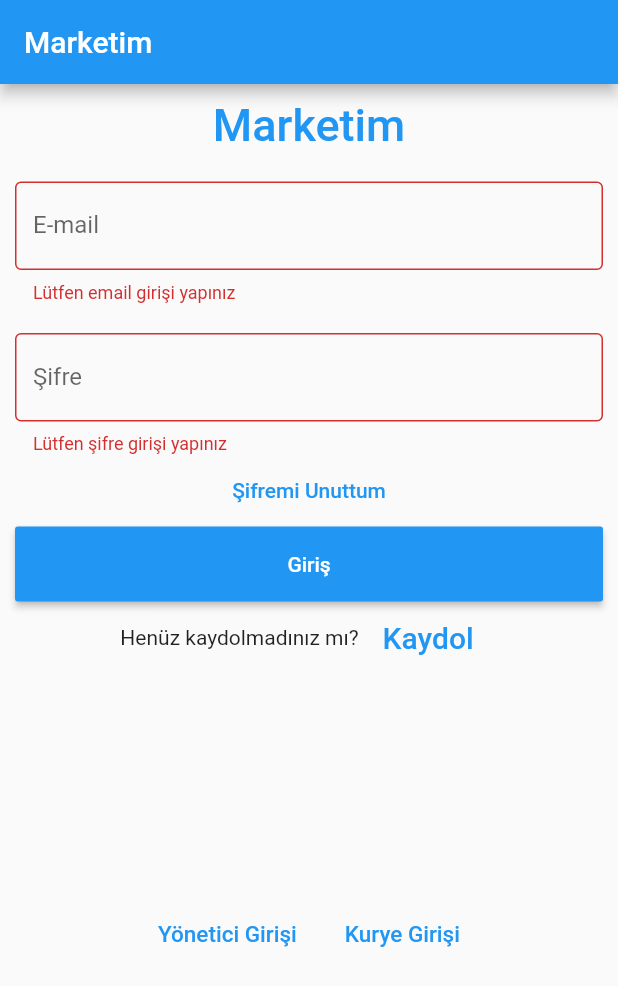
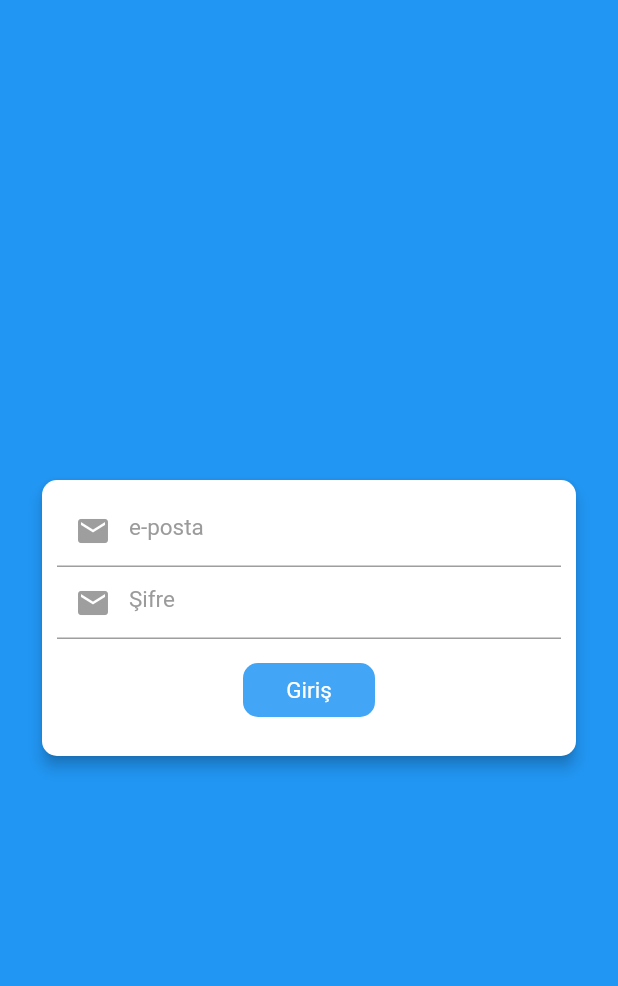
Before and after one commit to ibrahmozdemir1/mobil_final_proje, a Flutter app: the screen it shows after launch, after a tap on "Giriş", after a tap on "Kurye Girişi", on a phone screen of 412 x 824 dp. Shown: the top 986 px of the screen. Run offline on Flutter 3.47's test engine with Material 2 defaults, Android fonts, the phone set to English and light mode, and no system bars; our stand-ins replace firebase_auth, firebase_core; accounts and stored records are empty; project files that could hold a hidden picture were left out.

Commit message:
Kurye giriş ekranı ve kurye ana ekranı oluşturuldu ve firebase'e bağlandı.

```diff
--- /dev/null
+++ b/lib/pages/kurye_giris.dart
@@ -0,0 +1,129 @@
+import 'package:flutter/material.dart';
+import 'package:firebase_auth/firebase_auth.dart';
+import 'package:mobil_final_proje/pages/kuye_ekrani.dart';
+
+class KuryeGiris extends StatefulWidget {
+  @override
+  _KuryeGirisState createState() => _KuryeGirisState();
+}
+
+class _KuryeGirisState extends State<KuryeGiris> {
+  String _email, _password;
+  final GlobalKey<FormState> _formKey = GlobalKey<FormState>();
+  @override
+  Widget build(BuildContext context) {
+    return Scaffold(
+      body: Container(
+        color: Colors.blue,
+        child: Padding(
+          padding: const EdgeInsets.all(8.0),
+          child: Column(
+            mainAxisAlignment: MainAxisAlignment.center,
+            children: <Widget>[
+              Card(
+                elevation: 4.0,
+                color: Colors.white,
+                margin: EdgeInsets.only(left: 20, right: 20),
+                shape: RoundedRectangleBorder(
+                    borderRadius: BorderRadius.circular(10)),
+                child: Padding(
+                    padding: const EdgeInsets.all(10),
+                    child: Column(
+                      mainAxisAlignment: MainAxisAlignment.center,
+                      children: <Widget>[
+                        TextFormField(
+                          validator: (value) => value.isEmpty
+                              ? 'Lütfen email girişi yapınız'
+                              : null,
+                          onSaved: (value) => _email = value,
+                          style: TextStyle(color: Color(0xFF000000)),
+                          cursorColor: Color(0xFF9b9b9b),
+                          keyboardType: TextInputType.text,
+                          obscureText: true,
+                          decoration: InputDecoration(
+                            prefixIcon: Icon(
+                              Icons.email,
+                              color: Colors.grey,
+                            ),
+                            hintText: "e-posta",
+                            hintStyle: TextStyle(
+                              color: Color(0xFF9b9b9b),
+                              fontSize: 15,
+                              fontWeight: FontWeight.normal,
+                            ),
+                          ),
+                        ),
+                        TextFormField(
+                          validator: (value) =>
+                              value.isEmpty ? 'Lütfen şifre giriniz.' : null,
+                          onSaved: (value) => _password = value,
+                          style: TextStyle(color: Color(0xFF000000)),
+                          cursorColor: Color(0xFF9b9b9b),
+                          keyboardType: TextInputType.text,
+                          obscureText: true,
+                          decoration: InputDecoration(
+                            prefixIcon: Icon(
+                              Icons.email,
+                              color: Colors.grey,
+                            ),
+                            hintText: "Şifre",
+                            hintStyle: TextStyle(
+                              color: Color(0xFF9b9b9b),
+                              fontSize: 15,
+                              fontWeight: FontWeight.normal,
+                            ),
+                          ),
+                        ),
+                        Padding(
+                          padding: const EdgeInsets.all(10),
+                          child: FlatButton(
+                            onPressed: () => signIn(),
+                            child: Padding(
+                              padding: EdgeInsets.only(
+                                top: 8,
+                                bottom: 8,
+                                left: 10,
+                                right: 10,
+                              ),
+                              child: Text(
+                                "Giriş",
+                                style: TextStyle(
+                                  color: Colors.white,
+                                  fontSize: 15,
+                                  decoration: TextDecoration.none,
+                                  fontWeight: FontWeight.normal,
+                                ),
+                              ),
+                            ),
+                            color: Colors.blue[400],
+                            shape: new RoundedRectangleBorder(
+                                borderRadius: new BorderRadius.circular(10)),
+                          ),
+                        ),
+                      ],
+                    )),
+              )
+            ],
+          ),
+        ),
+      ),
+    );
+  }
+
+  Future<void> signIn() async {
+    final formState = _formKey.currentState;
+    if (formState.validate()) {
+      //todo login to firebase
+      formState.save();
+      try {
+        // Firebase ile iletişim noktası
+        UserCredential user = await FirebaseAuth.instance
+            .signInWithEmailAndPassword(email: _email, password: _password);
+        Navigator.push(context,
+            MaterialPageRoute(builder: (context) => KuryeEkrani(user: user)));
+      } catch (e) {
+        print(e.toString());
+      }
+    }
+  }
+}
--- /dev/null
+++ b/lib/pages/kuye_ekrani.dart
@@ -0,0 +1,21 @@
+import 'package:firebase_auth/firebase_auth.dart';
+import 'package:flutter/material.dart';
+
+class KuryeEkrani extends StatefulWidget {
+  const KuryeEkrani({Key key, this.user}) : super(key: key);
+  final UserCredential user;
+
+  @override
+  _KuryeEkraniState createState() => _KuryeEkraniState();
+}
+
+class _KuryeEkraniState extends State<KuryeEkrani> {
+  @override
+  Widget build(BuildContext context) {
+    return Scaffold(
+      appBar: AppBar(
+        title: Text('Home ${widget.user.user.email}'),
+      ),
+    );
+  }
+}
--- a/lib/pages/login_page.dart
+++ b/lib/pages/login_page.dart
@@ -1,5 +1,6 @@
 import 'package:firebase_auth/firebase_auth.dart';
 import 'package:flutter/material.dart';
+import 'package:mobil_final_proje/pages/kurye_giris.dart';
 import 'package:mobil_final_proje/pages/yoneticilogin.dart';
 import 'package:mobil_final_proje/pages/kullanıcikayitekrani.dart';
 
@@ -36,7 +37,8 @@ class _State extends State<LoginPage> {
                 Container(
                   padding: EdgeInsets.all(10),
                   child: TextFormField(
-                    validator: (value) => value.isEmpty ? 'Lütfen email girişi yapınız' : null,
+                    validator: (value) =>
+                        value.isEmpty ? 'Lütfen email girişi yapınız' : null,
                     onSaved: (value) => _email = value,
                     decoration: InputDecoration(
                       border: OutlineInputBorder(),
@@ -49,7 +51,7 @@ class _State extends State<LoginPage> {
                   child: TextFormField(
                     obscureText: true,
                     validator: (value) =>
-                    value.isEmpty ? 'Lütfen şifre girişi yapınız' : null,
+                        value.isEmpty ? 'Lütfen şifre girişi yapınız' : null,
                     onSaved: (value) => _password = value,
                     decoration: InputDecoration(
                       border: OutlineInputBorder(),
@@ -85,9 +87,10 @@ class _State extends State<LoginPage> {
                       ),
                       onPressed: () {
                         Navigator.pushReplacement(
-                          //Navigator.push(
+                            //Navigator.push(
                             context,
-                            MaterialPageRoute(builder: (context) => KullaniciKayit()));
+                            MaterialPageRoute(
+                                builder: (context) => KullaniciKayit()));
                       },
                     )
                   ],
@@ -107,7 +110,8 @@ class _State extends State<LoginPage> {
                             Navigator.pushReplacement(
                                 //Navigator.push(
                                 context,
-                                MaterialPageRoute(builder: (context) => Login()));
+                                MaterialPageRoute(
+                                    builder: (context) => Login()));
                           },
                         ),
                         FlatButton(
@@ -116,12 +120,17 @@ class _State extends State<LoginPage> {
                             "Kurye Girişi",
                             style: TextStyle(fontSize: 15),
                           ),
-                          onPressed: () {},
+                          onPressed: () {
+                            Navigator.pushReplacement(
+                                //Navigator.push(
+                                context,
+                                MaterialPageRoute(
+                                    builder: (context) => KuryeGiris()));
+                          },
                         )
                       ],
                       mainAxisAlignment: MainAxisAlignment.center,
-                    )
-                ),
+                    )),
               ],
             )));
   }
```
Also changed, not shown: 1 other file.
